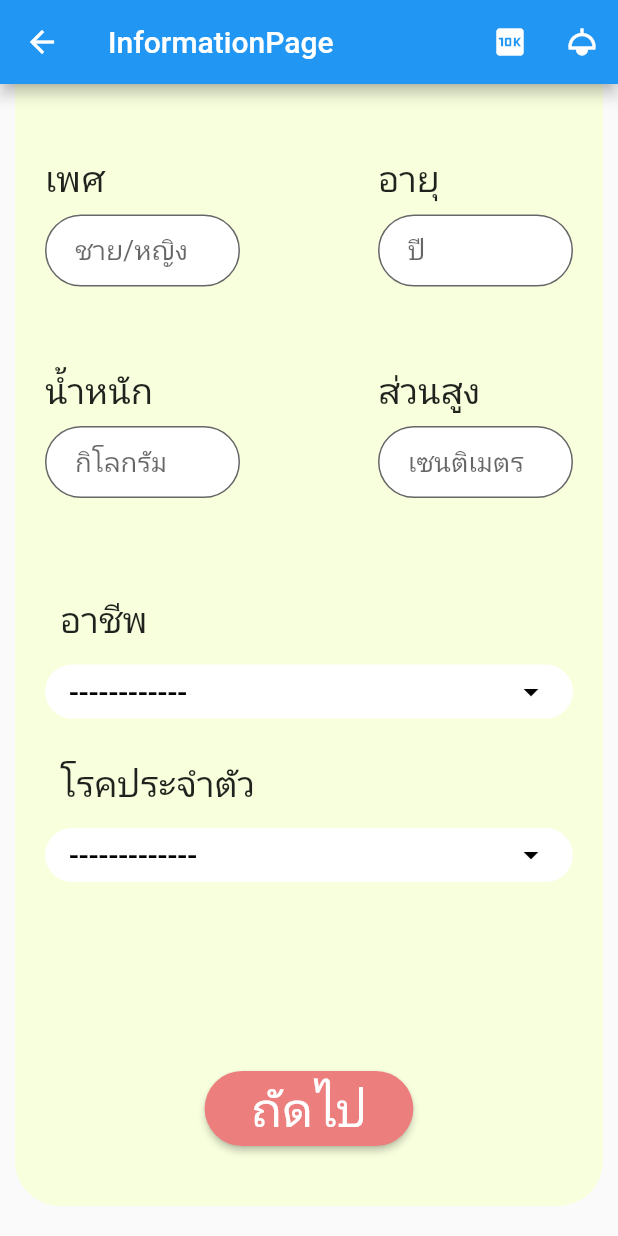
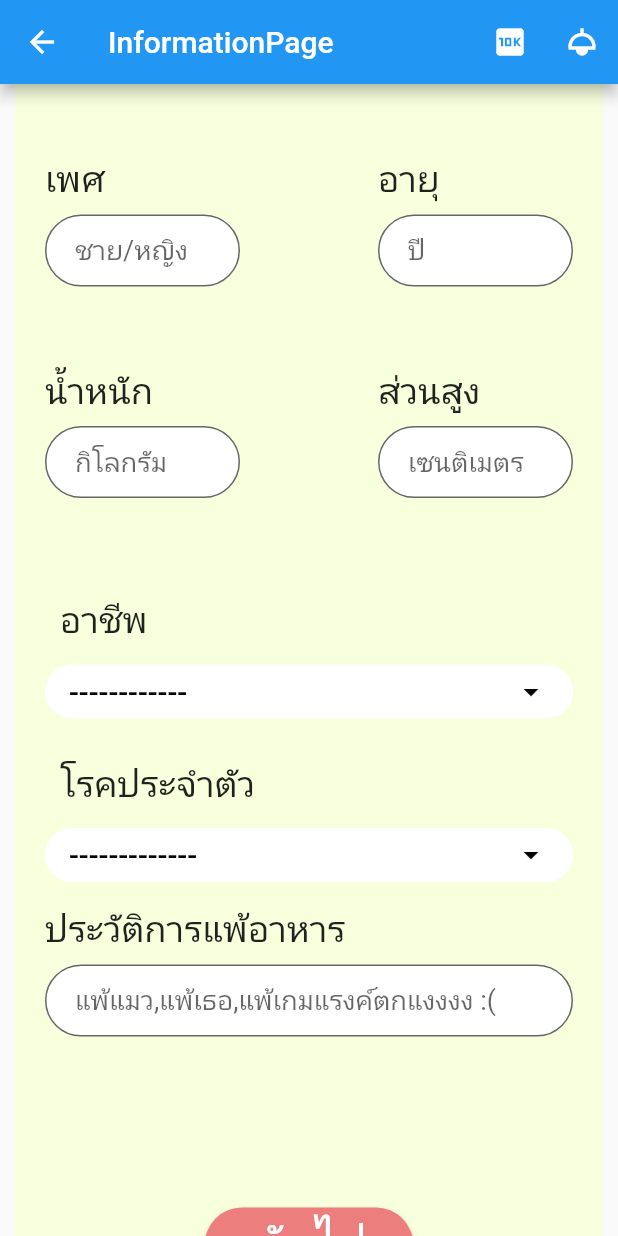
Before and after one commit to AINutritionProject/KinDeeUDee, a Flutter app: the InformationPage screen opened directly, scrolled down 323 dp, on a phone screen of 412 x 824 dp. Run offline on Flutter 3.47's test engine with Material 2 defaults, Android fonts, the phone set to English and light mode, and no system bars; our stand-ins replace camera, cloud_firestore, csv, dotted_border, firebase_auth, firebase_core and 6 more; missing offline and left inert: dart:ffi; accounts and stored records are empty; network calls fail.

Commit message:
add food allergy text input

```diff
--- a/lib/pages/information/personal_information.dart
+++ b/lib/pages/information/personal_information.dart
@@ -319,7 +319,36 @@ class _PersonalBodyState extends State<PersonalBody> {
                         setState(() {
                           selectedChronicDisease = val;
                         });
-                      })
+                      }),
+                  const Padding(
+                    padding: EdgeInsets.symmetric(vertical: 8.0),
+                    child: Text("ประวัติการแพ้อาหาร",
+                        style: TextStyle(fontSize: 24)),
+                  ),
+                  TextFormField(
+                    keyboardType: TextInputType.text,
+                    controller: _foodAllergyTextController,
+                    autovalidateMode: AutovalidateMode.onUserInteraction,
+                    validator: foodAllergyValidate,
+                    style: const TextStyle(fontSize: 18),
+                    decoration: InputDecoration(
+                      errorStyle:
+                          const TextStyle(fontSize: 15, color: Colors.red),
+                      errorMaxLines: 2,
+                      contentPadding: const EdgeInsets.symmetric(
+                          vertical: 0, horizontal: 20),
+                      border: OutlineInputBorder(
+                        borderSide: const BorderSide(color: Colors.black38),
+                        borderRadius: BorderRadius.circular(25),
+                      ),
+                      filled: true,
+                      fillColor: Colors.white,
+                      hintText: "แพ้แมว,แพ้เธอ,แพ้เกมแรงค์ตกแงงงง :(",
+                      helperText: "\n",
+                      helperStyle:
+                          const TextStyle(fontSize: 15, color: Colors.red),
+                    ),
+                  ),
                 ],
               ),
             ),
@@ -327,7 +356,7 @@ class _PersonalBodyState extends State<PersonalBody> {
               child: Container(
                 padding:
                     const EdgeInsets.symmetric(vertical: 20, horizontal: 20),
-                margin: const EdgeInsets.only(top: 100),
+                margin: const EdgeInsets.only(top: 50),
                 child: ElevatedButton(
                   style: ButtonStyle(
                       backgroundColor:
@@ -450,7 +479,7 @@ String? nameValidate(String? val) {
       return "กรุณากรอกชื่อและนามสกุลของท่าน";
     }
     if (!text.contains(" ")) {
-      return "กรุณากรอกข้อมูลด้วยรูปแบบ\nชื่อ นามสกุล";
+      return "กรุณากรอกข้อมูลด้วยรูปแบบ \"ชื่อ นามสกุล\"";
     }
     if (text.split(" ")[0].contains(RegExp('[^a-zA-Z\u0E00-\u0E7F]')) ||
         text.split(" ")[1].contains(RegExp('[^a-zA-Z\u0E00-\u0E7F]'))) {
@@ -516,6 +545,6 @@ String? heightValdiate(String? val) {
   return null;
 }
 
-String? foodAllergetValidate(String? val) {
+String? foodAllergyValidate(String? val) {
   return null;
 }
```
